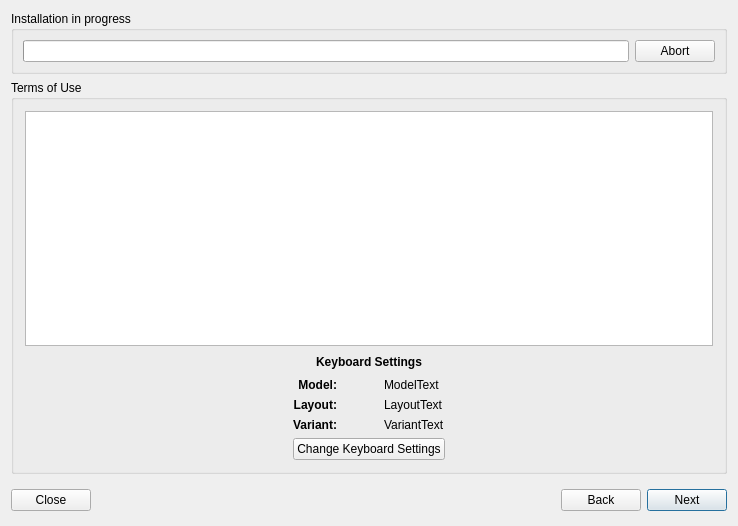
Above: meinstall.ui from gazelle-installer/gazelle-installer before the change. Below: the same form after it.
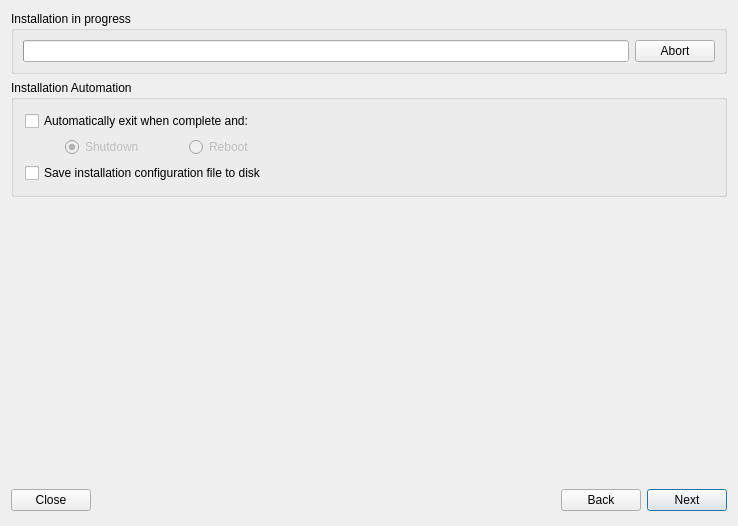
That is the form after the change. The open tabs and pages were chosen to show the change. Icons and pictures are not drawn.

Commit message: Added installation automation page. Automatic exit not implemented yet.

Diff of the .ui file:
```diff
--- a/meinstall.ui
+++ b/meinstall.ui
@@ -2806,6 +2806,132 @@
        </item>
       </layout>
      </widget>
+     <widget class="QWidget" name="Step_Auto">
+      <layout class="QGridLayout" name="_18">
+       <property name="leftMargin">
+        <number>0</number>
+       </property>
+       <property name="topMargin">
+        <number>0</number>
+       </property>
+       <property name="rightMargin">
+        <number>0</number>
+       </property>
+       <property name="bottomMargin">
+        <number>0</number>
+       </property>
+       <item row="1" column="0">
+        <widget class="QGroupBox" name="autoBox">
+         <property name="title">
+          <string>Installation Automation</string>
+         </property>
+         <property name="checkable">
+          <bool>false</bool>
+         </property>
+         <property name="checked">
+          <bool>false</bool>
+         </property>
+         <layout class="QGridLayout" name="gridLayout_8">
+          <item row="2" column="0" colspan="5">
+           <widget class="QCheckBox" name="checkSaveAutoFile">
+            <property name="text">
+             <string>Save installation configuration file to disk</string>
+            </property>
+           </widget>
+          </item>
+          <item row="0" column="0" colspan="4">
+           <widget class="QCheckBox" name="checkAutoExit">
+            <property name="text">
+             <string>Automatically exit when complete and:</string>
+            </property>
+           </widget>
+          </item>
+          <item row="1" column="0">
+           <spacer name="horizontalSpacer_10">
+            <property name="orientation">
+             <enum>Qt::Horizontal</enum>
+            </property>
+            <property name="sizeType">
+             <enum>QSizePolicy::Fixed</enum>
+            </property>
+            <property name="sizeHint" stdset="0">
+             <size>
+              <width>20</width>
+              <height>10</height>
+             </size>
+            </property>
+           </spacer>
+          </item>
+          <item row="1" column="4">
+           <spacer name="horizontalSpacer_14">
+            <property name="orientation">
+             <enum>Qt::Horizontal</enum>
+            </property>
+            <property name="sizeHint" stdset="0">
+             <size>
+              <width>40</width>
+              <height>20</height>
+             </size>
+            </property>
+           </spacer>
+          </item>
+          <item row="1" column="3">
+           <widget class="QRadioButton" name="radioAutoReboot">
+            <property name="enabled">
+             <bool>false</bool>
+            </property>
+            <property name="text">
+             <string>Reboot</string>
+            </property>
+           </widget>
+          </item>
+          <item row="1" column="1">
+           <widget class="QRadioButton" name="radioAutoShutdown">
+            <property name="enabled">
+             <bool>false</bool>
+            </property>
+            <property name="text">
+             <string>Shutdown</string>
+            </property>
+            <property name="checked">
+             <bool>true</bool>
+            </property>
+           </widget>
+          </item>
+          <item row="1" column="2">
+           <spacer name="horizontalSpacer_15">
+            <property name="orientation">
+             <enum>Qt::Horizontal</enum>
+            </property>
+            <property name="sizeType">
+             <enum>QSizePolicy::Fixed</enum>
+            </property>
+            <property name="sizeHint" stdset="0">
+             <size>
+              <width>20</width>
+              <height>10</height>
+             </size>
+            </property>
+           </spacer>
+          </item>
+         </layout>
+        </widget>
+       </item>
+       <item row="2" column="0">
+        <spacer name="verticalSpacer_5">
+         <property name="orientation">
+          <enum>Qt::Vertical</enum>
+         </property>
+         <property name="sizeHint" stdset="0">
+          <size>
+           <width>20</width>
+           <height>40</height>
+          </size>
+         </property>
+        </spacer>
+       </item>
+      </layout>
+     </widget>
      <widget class="QWidget" name="Step_End">
       <layout class="QGridLayout" name="_17">
        <property name="leftMargin">
```
Left out of the diff: 66 changed lines with no effect on the pictures. The commit also changes 1 other file.
